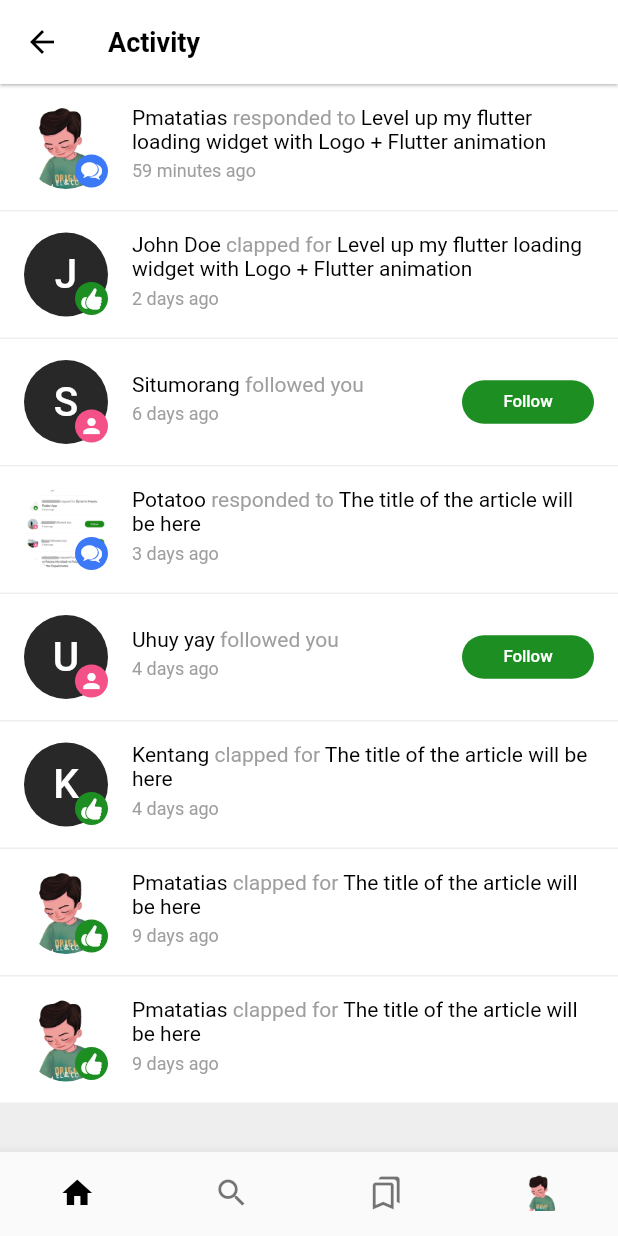
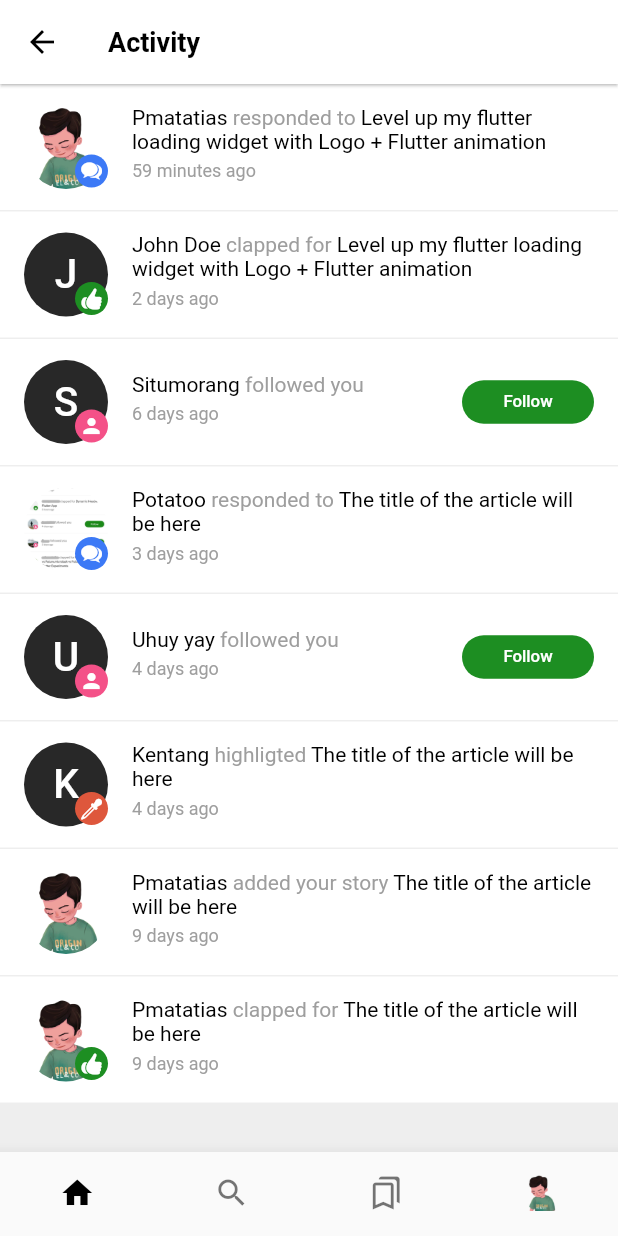
Before and after one commit to pmatatias/ck-linecode, a Flutter app: the screen it shows after launch, on a phone screen of 412 x 824 dp. Run offline on Flutter 3.47's test engine with Material 2 defaults, Android fonts, the phone set to English and light mode, and no system bars; our stand-ins replace fl_chart.

Commit message:
ref: notif type model

```diff
--- a/lib/medium_notification/icon_type.dart
+++ b/lib/medium_notification/icon_type.dart
@@ -1,30 +1,41 @@
 // icon circle
 import 'package:ck_linecode/medium_notification/konstanta.dart';
+import 'package:ck_linecode/medium_notification/notif_model.dart';
 import 'package:flutter/cupertino.dart';
 import 'package:flutter/material.dart';
 
 class MyIconType extends StatelessWidget {
   const MyIconType({super.key, required this.type});
 
-  final String type;
+  final NotifType type;
 
   @override
   Widget build(BuildContext context) {
+
+    /// display nothing
+    if (type.id >4) {
+      return const SizedBox();
+    }
     IconData iconData;
     Color bgColor;
 
-    switch (type) {
-      case "followed you":
+    switch (type.id) {
+      case 1:
+        iconData = CupertinoIcons.chat_bubble_2_fill;
+        bgColor = kBlue;
+        break;
+
+      case 2:
+        iconData = CupertinoIcons.hand_thumbsup_fill;
+        bgColor = kGreen;
+        break;
+      case 3:
         iconData = Icons.person;
         bgColor = kPink;
         break;
-      case "clapped for":
-        iconData = CupertinoIcons.hand_thumbsup_fill;
-        bgColor = kGreen;
-        break;
-      case "responded to":
-        iconData = CupertinoIcons.chat_bubble_2_fill;
-        bgColor = kBlue;
+        case 4:
+        iconData = CupertinoIcons.eyedropper;
+        bgColor = kOrange;
         break;
       default:
         iconData = CupertinoIcons.book_fill;
@@ -35,11 +46,7 @@ class MyIconType extends StatelessWidget {
       padding: const EdgeInsets.all(3),
       decoration: BoxDecoration(
           color: bgColor, borderRadius: BorderRadius.circular(50)),
-      child: Icon(
-        iconData,
-        color: Colors.white,
-        size: 16,
-      ),
+      child: Icon(iconData, color: Colors.white, size: 16),
     );
   }
 }
--- a/lib/medium_notification/konstanta.dart
+++ b/lib/medium_notification/konstanta.dart
@@ -8,6 +8,7 @@ const kBlue = Color(0xFF3c79f6);
 const kGreen = Color(0xFF1d8e22);
 const kPink = Color(0xFFf45188);
 const kLightGreen = Color(0xFF67a039);
+const kOrange = Color(0xFFde573c);
 
 List colorBg = List.generate(
   26,
--- a/lib/medium_notification/notif_model.dart
+++ b/lib/medium_notification/notif_model.dart
@@ -2,9 +2,10 @@ class NotifModel {
   int id;
   String articleTitle;
   String userName;
-  String notifType;
+  NotifType notifType;
   String? imageAsset;
   String time;
+  String readingListName;
 
   NotifModel({
     this.id = 0,
@@ -13,13 +14,32 @@ class NotifModel {
     this.articleTitle = "",
     this.imageAsset,
     required this.time,
+    this.readingListName = "",
   });
+}
+
+/// type to cover
+/// for example:
+/// 1: "responded to"
+/// 2: "clapped for"
+/// 3: "followed you"
+/// 4: "highligted"
+/// 5: "added your story"
+///
+///has n fans
+///published
+///subscribed to email
+
+class NotifType {
+  int id;
+  String name;
+  NotifType({required this.id, required this.name});
 }
 
 List<NotifModel> notifData = [
   NotifModel(
       userName: "Pmatatias",
-      notifType: "responded to",
+      notifType: NotifType(id: 1, name: "responded to"),
       articleTitle:
           "Level up my flutter loading widget with Logo + Flutter animation",
       id: 1,
@@ -28,18 +48,18 @@ List<NotifModel> notifData = [
   NotifModel(
       id: 2,
       userName: "John Doe",
-      notifType: "clapped for",
+      notifType: NotifType(id: 2, name: "clapped for"),
       articleTitle:
           "Level up my flutter loading widget with Logo + Flutter animation",
       time: "2 days ago"),
   NotifModel(
       id: 3,
       userName: "Situmorang",
-      notifType: "followed you",
+      notifType: NotifType(id: 3, name: "followed you"),
       time: "6 days ago"),
   NotifModel(
       userName: "Potatoo",
-      notifType: "responded to",
+      notifType: NotifType(id: 1, name: "responded to"),
       articleTitle: "The title of the article will be here",
       id: 4,
       imageAsset: "assets/mediumnotif.jpeg",
@@ -47,25 +67,25 @@ List<NotifModel> notifData = [
   NotifModel(
       id: 5,
       userName: "Uhuy yay",
-      notifType: "followed you",
+      notifType: NotifType(id: 3, name: "followed you"),
       time: "4 days ago"),
   NotifModel(
       id: 6,
       userName: "Kentang",
-      notifType: "clapped for",
+      notifType: NotifType(id: 4, name: "highligted"),
       articleTitle: "The title of the article will be here",
       time: "4 days ago"),
   NotifModel(
       id: 7,
       userName: "Pmatatias",
-      notifType: "clapped for",
+      notifType: NotifType(id: 5, name: "added your story"),
       articleTitle: "The title of the article will be here",
       imageAsset: "assets/pmatatias.png",
       time: "9 days ago"),
   NotifModel(
       id: 8,
       userName: "Pmatatias",
-      notifType: "clapped for",
+      notifType: NotifType(id: 2, name: "clapped for"),
       imageAsset: "assets/pmatatias.png",
       articleTitle: "The title of the article will be here",
       time: "9 days ago"),
--- a/lib/medium_notification/notif_row.dart
+++ b/lib/medium_notification/notif_row.dart
@@ -24,20 +24,28 @@ class NotifRow extends StatelessWidget {
             crossAxisAlignment: CrossAxisAlignment.start,
             children: [
               RichText(
+                maxLines: 6,
+                overflow: TextOverflow.ellipsis,
                 text: TextSpan(
                     style: const TextStyle(
                         fontWeight: FontWeight.w400, color: Colors.black),
                     text: data.userName,
                     children: [
                       TextSpan(
-                          text: " ${data.notifType} ",
+                          text: " ${data.notifType.name} ",
                           style: const TextStyle(
                               color: Colors.grey, fontWeight: FontWeight.w400)),
                       if (data.articleTitle.isNotEmpty)
                         TextSpan(text: data.articleTitle),
+                      if (data.readingListName.isNotEmpty)
+                        TextSpan(
+                            text: " to their list ${data.readingListName}",
+                            style: const TextStyle(
+                                color: Colors.grey,
+                                fontWeight: FontWeight.w400)),
                     ]),
               ),
-               Padding(
+              Padding(
                 padding: const EdgeInsets.symmetric(vertical: 5),
                 child: Text(
                   data.time,
@@ -46,7 +54,7 @@ class NotifRow extends StatelessWidget {
               )
             ],
           )),
-          if (data.notifType == "followed you") const FollowBtn()
+          if (data.notifType.id == 3) const FollowBtn()
         ],
       ),
     );
```
